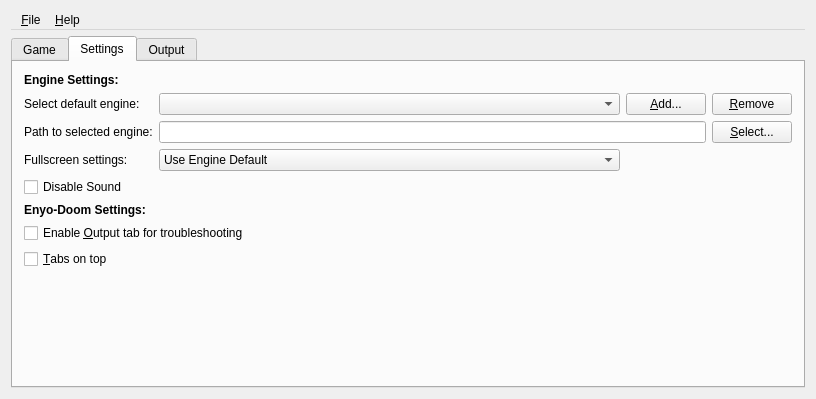
Above: src/e_mainwindow.ui from stephendcofer/enyo-launcher before the change. Below: the same form after it.
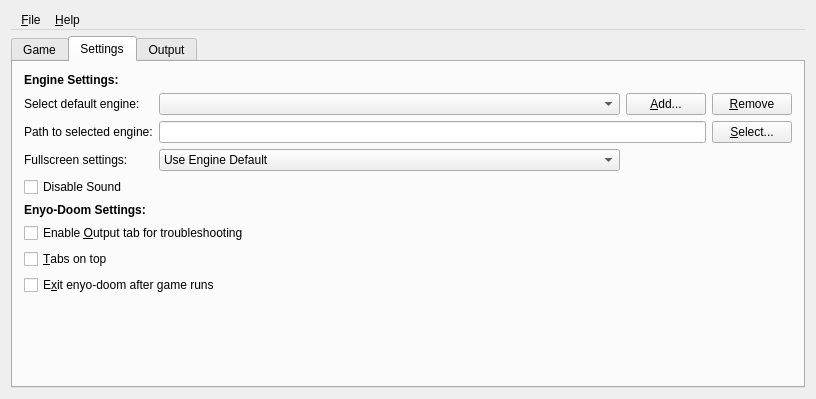
That is the form after the change.

What changed in the file:
```diff
--- a/src/e_mainwindow.ui
+++ b/src/e_mainwindow.ui
@@ -391,6 +391,13 @@
               										</property>
              									</widget>
             								</item>
+									<item row="8" column="0" colspan="2">
+										<widget class="QCheckBox" name="cb_exit">
+											<property name="text">
+												<string>E&amp;xit enyo-doom after game runs</string>
+											</property>
+										</widget>
+									</item>
 								</layout></item><item><widget class="QLabel" name="nothing"></widget></item></layout>
 							</widget>
       							<widget class="QWidget" name="tab_3">
```
Lines whose indentation alone changed are shown as unchanged.
